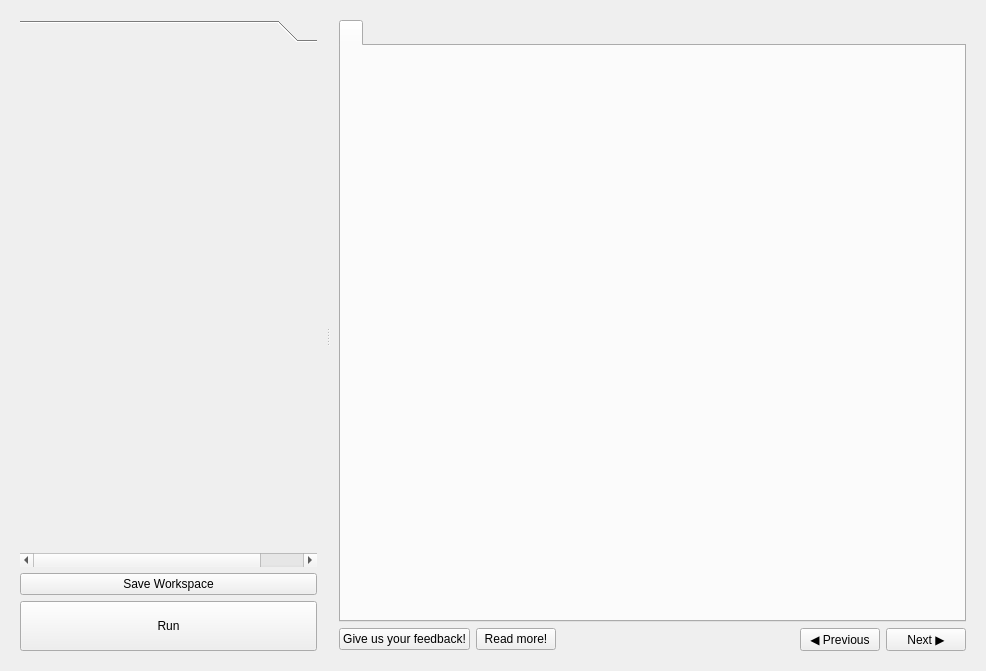
Old version of the form src/main/python/ui/Ui_StepsWidget.ui in the repository SnoozToolbox/snooz-toolbox.
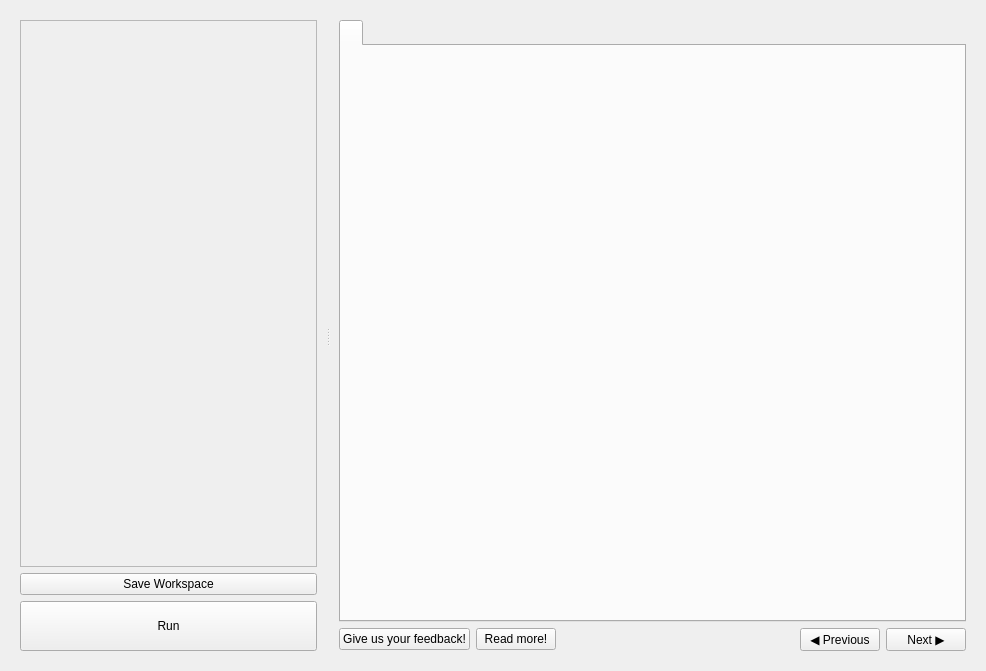
New version of the form. Custom widgets are drawn as their Qt base class.

Commit message: Tool steps: step indicator, the step to fix shown in red, one pop-up on Run

Diff of the .ui file:
```diff
--- a/src/main/python/ui/Ui_StepsWidget.ui
+++ b/src/main/python/ui/Ui_StepsWidget.ui
@@ -46,9 +46,9 @@
         <number>9</number>
        </property>
        <item>
-        <widget class="QToolBox" name="steps_toolbox">
+        <widget class="StepsColumn" name="steps_column">
          <property name="sizePolicy">
-          <sizepolicy hsizetype="MinimumExpanding" vsizetype="Preferred">
+          <sizepolicy hsizetype="MinimumExpanding" vsizetype="Expanding">
            <horstretch>0</horstretch>
            <verstretch>0</verstretch>
           </sizepolicy>
@@ -59,52 +59,6 @@
            <height>0</height>
           </size>
          </property>
-         <property name="maximumSize">
-          <size>
-           <width>16777215</width>
-           <height>16777215</height>
-          </size>
-         </property>
-         <property name="styleSheet">
-          <string notr="true"/>
-         </property>
-         <property name="lineWidth">
-          <number>1</number>
-         </property>
-         <property name="currentIndex">
-          <number>0</number>
-         </property>
-         <property name="tabSpacing">
-          <number>7</number>
-         </property>
-         <widget class="QWidget" name="widget">
-          <property name="enabled">
-           <bool>true</bool>
-          </property>
-          <property name="geometry">
-           <rect>
-            <x>0</x>
-            <y>0</y>
-            <width>353</width>
-            <height>498</height>
-           </rect>
-          </property>
-          <property name="minimumSize">
-           <size>
-            <width>353</width>
-            <height>0</height>
-           </size>
-          </property>
-          <property name="autoFillBackground">
-           <bool>true</bool>
-          </property>
-          <property name="styleSheet">
-           <string notr="true"/>
-          </property>
-          <attribute name="label">
-           <string/>
-          </attribute>
-         </widget>
         </widget>
        </item>
        <item>
@@ -283,6 +237,14 @@
    </item>
   </layout>
  </widget>
+ <customwidgets>
+  <customwidget>
+   <class>StepsColumn</class>
+   <extends>QScrollArea</extends>
+   <header>ToolUI/StepsColumn.h</header>
+   <container>1</container>
+  </customwidget>
+ </customwidgets>
  <resources>
   <include location="themes/themes.qrc"/>
  </resources>
```
The commit also changes 7 other files.
